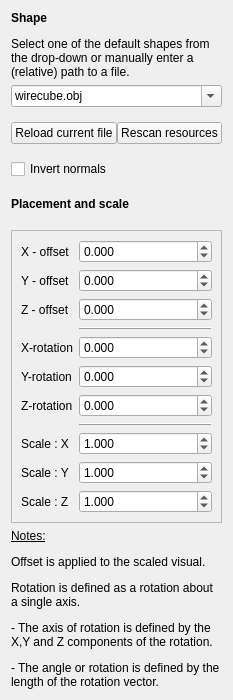
The window that guis/widget_visual.ui (RubendeBruin/DAVE) describes before a commit, drawn with Qt 5.
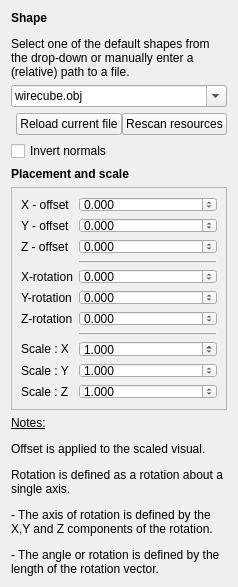
The same window after the commit.

```diff
--- a/guis/widget_visual.ui
+++ b/guis/widget_visual.ui
@@ -6,8 +6,8 @@
    <rect>
     <x>0</x>
     <y>0</y>
-    <width>182</width>
-    <height>700</height>
+    <width>238</width>
+    <height>474</height>
    </rect>
   </property>
   <property name="windowTitle">
```
